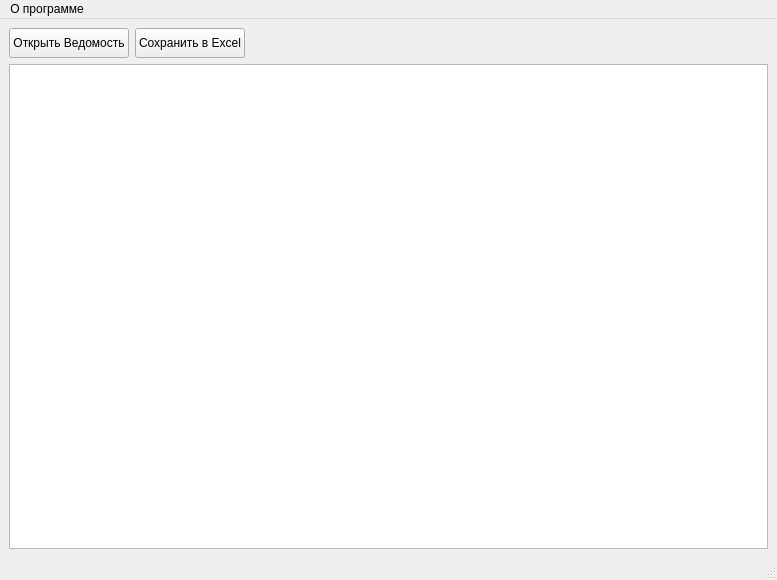
First picture: the form in form.ui, repository Bors1k/property-analysis-system, before the edit.
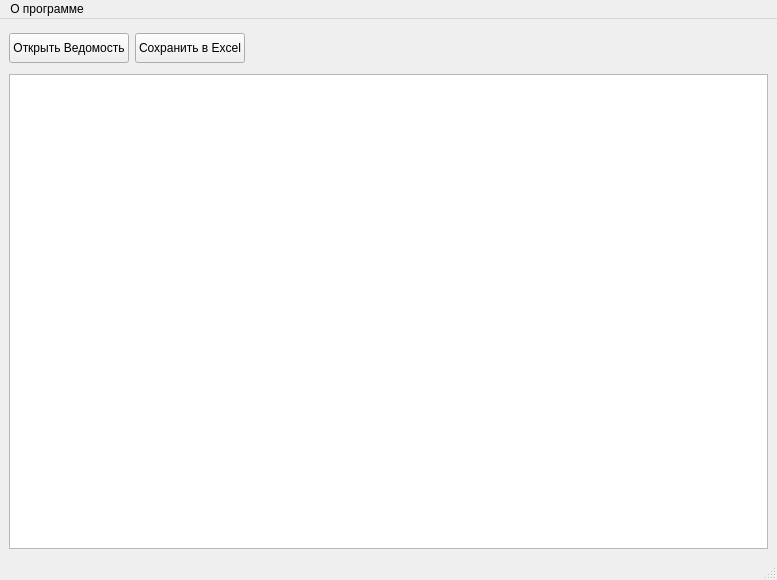
Second picture: the form after the edit. Icons and pictures are not drawn.

The edit to the form file:
```diff
--- a/form.ui
+++ b/form.ui
@@ -81,6 +81,22 @@
           </property>
          </spacer>
         </item>
+        <item>
+         <widget class="QLabel" name="label">
+          <property name="minimumSize">
+           <size>
+            <width>40</width>
+            <height>40</height>
+           </size>
+          </property>
+          <property name="styleSheet">
+           <string notr="true"/>
+          </property>
+          <property name="text">
+           <string/>
+          </property>
+         </widget>
+        </item>
        </layout>
       </item>
      </layout>
```
Left out of the diff: 2 changed lines with no effect on the pictures.
